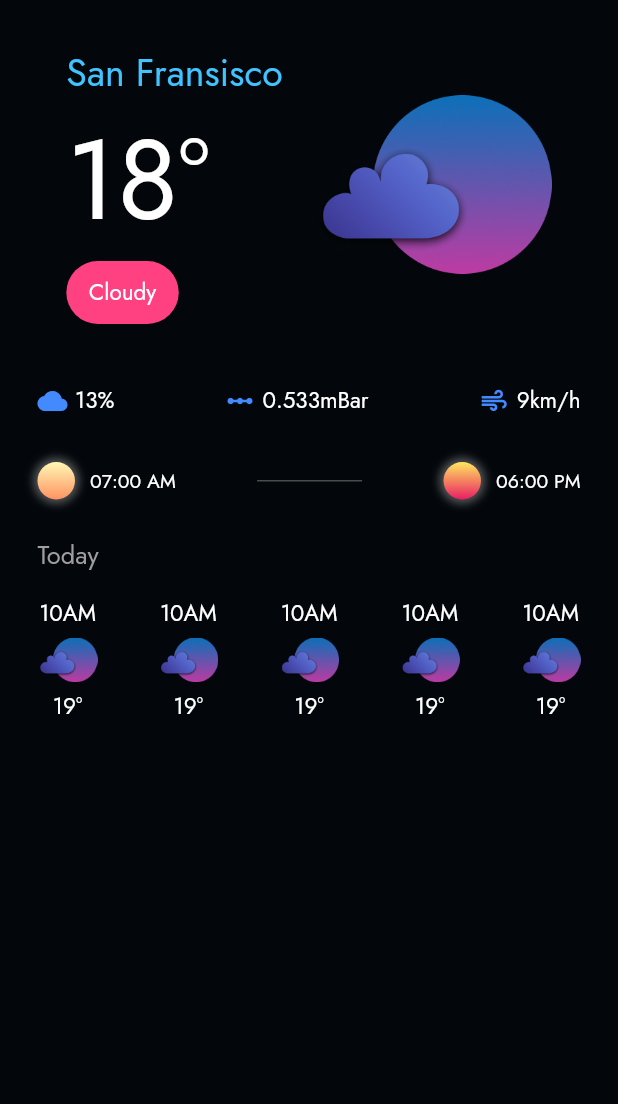
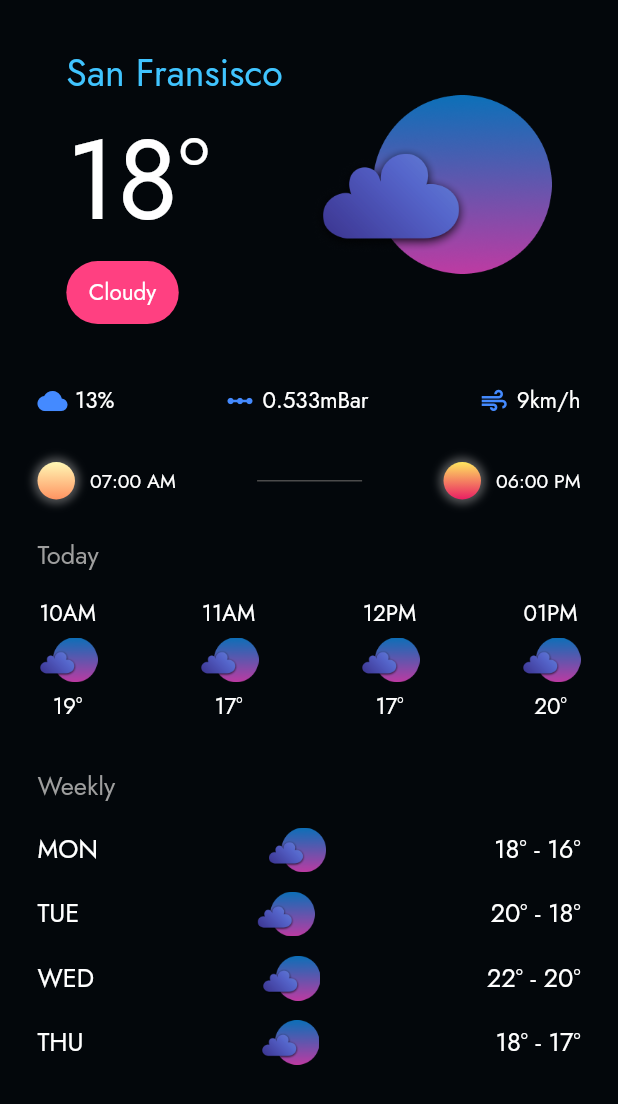
Before and after one commit to i-umairkhan/u_weather, a Flutter app: the screen it shows after launch, on a phone screen of 412 x 824 dp. Shown: the top 1104 px of the screen. Run offline on Flutter 3.47's test engine with Material 2 defaults, Android fonts, the phone set to English and light mode, and no system bars; our stand-ins replace google_fonts.

Commit message:
Weekly stats complete

```diff
--- a/lib/Components/today_stats.dart
+++ b/lib/Components/today_stats.dart
@@ -3,8 +3,13 @@ import 'package:google_fonts/google_fonts.dart';
 
 class TodayStats extends StatelessWidget {
   const TodayStats({
+    required this.time,
+    required this.tempreture,
     Key? key,
   }) : super(key: key);
+
+  final String time;
+  final String tempreture;
 
   @override
   Widget build(BuildContext context) {
@@ -12,7 +17,7 @@ class TodayStats extends StatelessWidget {
       crossAxisAlignment: CrossAxisAlignment.center,
       children: [
         Text(
-          '10AM',
+          time,
           style: GoogleFonts.jost(
             fontSize: 15,
             textStyle: const TextStyle(color: Colors.white),
@@ -29,7 +34,7 @@ class TodayStats extends StatelessWidget {
           height: 5,
         ),
         Text(
-          '19°',
+          tempreture,
           style: GoogleFonts.jost(
             fontSize: 15,
             textStyle: const TextStyle(color: Colors.white),
--- /dev/null
+++ b/lib/Components/weekly_stats.dart
@@ -0,0 +1,43 @@
+import 'package:flutter/material.dart';
+import 'package:google_fonts/google_fonts.dart';
+
+class WeeklyStats extends StatelessWidget {
+  const WeeklyStats({
+    required this.day,
+    required this.temprature,
+    Key? key,
+  }) : super(key: key);
+
+  final String day;
+  final String temprature;
+
+  @override
+  Widget build(BuildContext context) {
+    return Padding(
+      padding: const EdgeInsets.only(bottom: 13),
+      child: Row(
+        mainAxisAlignment: MainAxisAlignment.spaceBetween,
+        children: [
+          Text(
+            day,
+            style: GoogleFonts.jost(
+              fontSize: 17,
+              textStyle: const TextStyle(color: Colors.white),
+            ),
+          ),
+          Image.asset(
+            'images/cloudy.png',
+            width: 40,
+          ),
+          Text(
+            temprature,
+            style: GoogleFonts.jost(
+              fontSize: 17,
+              textStyle: const TextStyle(color: Colors.white),
+            ),
+          )
+        ],
+      ),
+    );
+  }
+}
--- a/lib/Screens/home_screen.dart
+++ b/lib/Screens/home_screen.dart
@@ -3,6 +3,7 @@ import 'package:google_fonts/google_fonts.dart';
 import '../Components/icon_info.dart';
 import '../Components/sun_widget.dart';
 import '../Components/today_stats.dart';
+import '../Components/weekly_stats.dart';
 
 class HomeScreen extends StatelessWidget {
   const HomeScreen({Key? key}) : super(key: key);
@@ -122,14 +123,62 @@ class HomeScreen extends StatelessWidget {
               child: Row(
                 mainAxisAlignment: MainAxisAlignment.spaceBetween,
                 children: const [
-                  TodayStats(),
-                  TodayStats(),
-                  TodayStats(),
-                  TodayStats(),
-                  TodayStats(),
+                  TodayStats(
+                    time: '10AM',
+                    tempreture: '19°',
+                  ),
+                  TodayStats(
+                    time: '11AM',
+                    tempreture: '17°',
+                  ),
+                  TodayStats(
+                    time: '12PM',
+                    tempreture: '17°',
+                  ),
+                  TodayStats(
+                    time: '01PM',
+                    tempreture: '20°',
+                  ),
                 ],
               ),
-            )
+            ),
+            const SizedBox(
+              height: 15,
+            ),
+            Padding(
+              padding: const EdgeInsets.symmetric(horizontal: 25, vertical: 5),
+              child: Text(
+                'Weekly',
+                style: GoogleFonts.jost(
+                  fontSize: 17,
+                  textStyle: const TextStyle(color: Colors.grey),
+                ),
+              ),
+            ),
+            Padding(
+                padding:
+                    const EdgeInsets.symmetric(horizontal: 25, vertical: 10),
+                child: Column(
+                  mainAxisAlignment: MainAxisAlignment.spaceEvenly,
+                  children: const [
+                    WeeklyStats(
+                      day: 'MON',
+                      temprature: '18° - 16°',
+                    ),
+                    WeeklyStats(
+                      day: 'TUE',
+                      temprature: '20° - 18°',
+                    ),
+                    WeeklyStats(
+                      day: 'WED',
+                      temprature: '22° - 20°',
+                    ),
+                    WeeklyStats(
+                      day: 'THU',
+                      temprature: '18° - 17°',
+                    ),
+                  ],
+                ))
           ],
         ),
       ),
```
